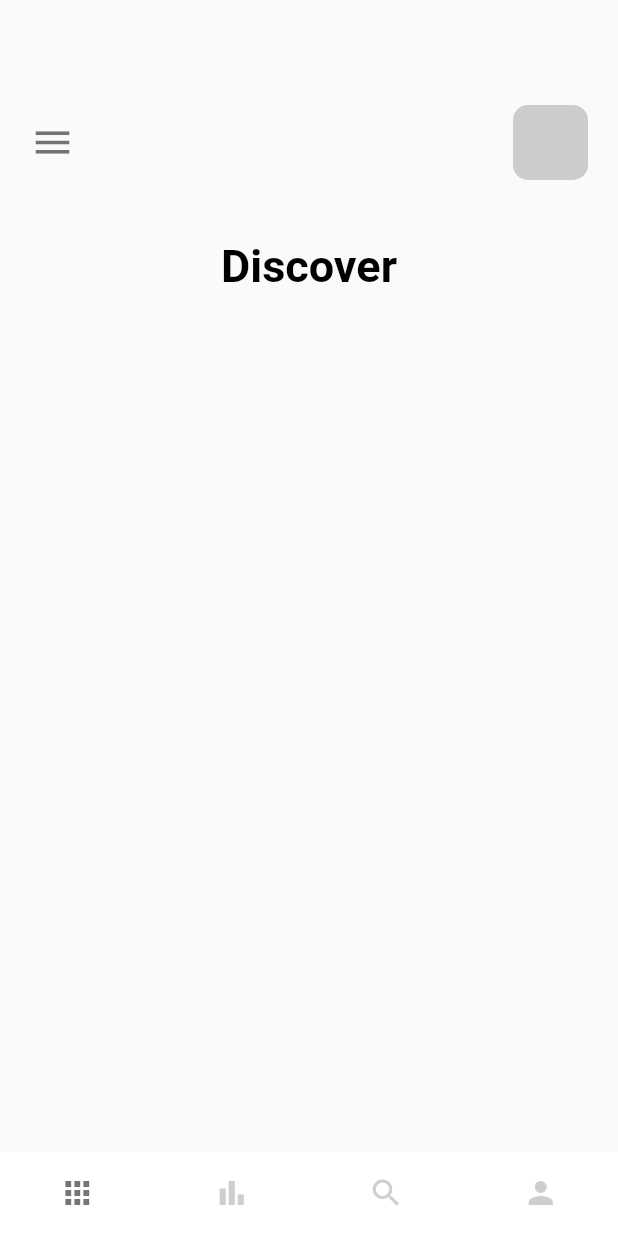
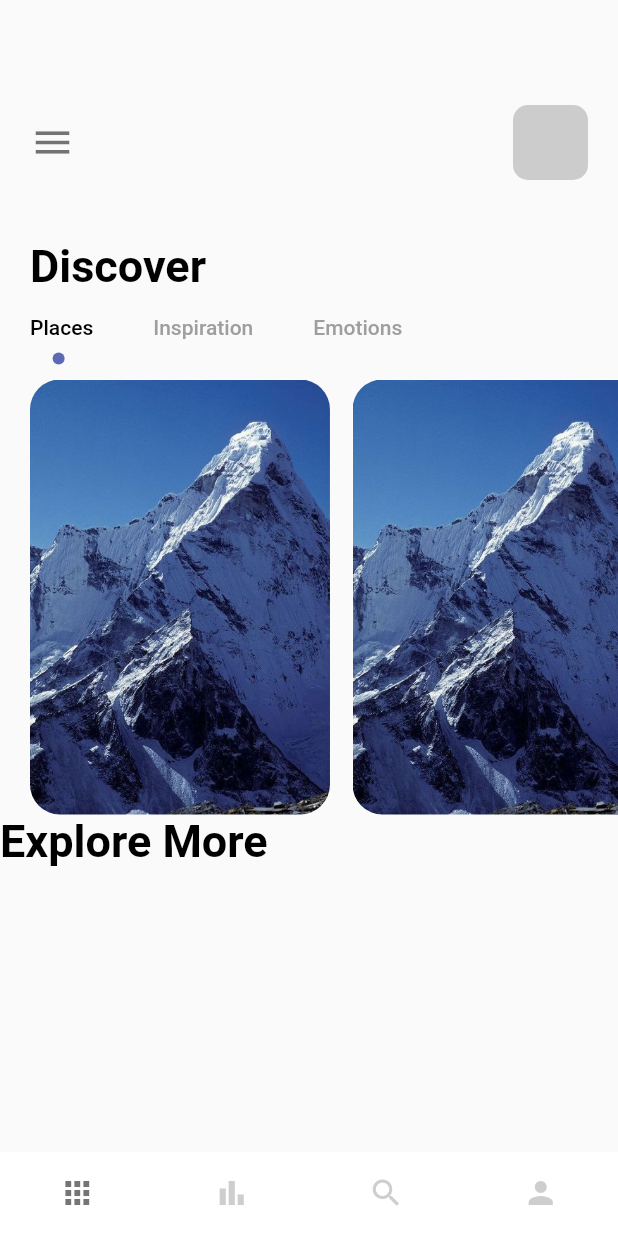
Before and after one commit to ezaatama/cubit-state, a Flutter app: the screen it shows after launch, on a phone screen of 412 x 824 dp. Run offline on Flutter 3.47's test engine with Material 2 defaults, Android fonts, the phone set to English and light mode, and no system bars.

Commit message:
cubit app

```diff
--- a/lib/screens/bottom_navpages/home_page.dart
+++ b/lib/screens/bottom_navpages/home_page.dart
@@ -1,4 +1,5 @@
 import 'package:flutter/material.dart';
+import 'package:flutter_cubit/theme/colors.dart';
 import 'package:flutter_cubit/widgets/app_large_text.dart';
 
 class Homepage extends StatefulWidget {
@@ -8,12 +9,16 @@ class Homepage extends StatefulWidget {
   _HomepageState createState() => _HomepageState();
 }
 
-class _HomepageState extends State<Homepage> {
+class _HomepageState extends State<Homepage> with TickerProviderStateMixin {
+
   @override
   Widget build(BuildContext context) {
+    TabController _tabController = TabController(length: 3, vsync: this);
     return Scaffold(
       body: Column(
+        crossAxisAlignment: CrossAxisAlignment.start,
         children: [
+          ///Menu Text
           Container(
             padding: const EdgeInsets.only(top: 70, left: 20),
             child: Row(
@@ -33,9 +38,99 @@ class _HomepageState extends State<Homepage> {
             )
           ),
           const SizedBox(height: 40,),
-          AppLargeText(text: "Discover")
+          ///Discover Text
+          Container(
+            margin: const EdgeInsets.only(left: 20),
+            child: AppLargeText(text: "Discover")),
+          ///Tabbar
+          Container(
+            child: Align(
+              alignment: Alignment.centerLeft,
+              child: TabBar(
+                controller: _tabController,
+                labelPadding: const EdgeInsets.only(left: 20, right: 20),
+                labelColor: Colors.black,
+                unselectedLabelColor: Colors.grey,
+                isScrollable: true,
+                indicatorSize: TabBarIndicatorSize.label,
+                indicator: CircleTabIndicator(color: AppColors.mainColor, radius: 4),
+                tabs: const [
+                  Tab(text: 'Places',),
+                  Tab(text: 'Inspiration',),
+                  Tab(text: 'Emotions',),
+                ],
+              ),
+            )
+          ),
+          Container(
+            padding: const EdgeInsets.only(left: 20),
+            height: 300,
+            width: double.maxFinite,
+            child: TabBarView(
+              controller: _tabController,
+              children: [
+                ListView.builder(
+                  itemCount: 3,
+                  scrollDirection: Axis.horizontal,
+                  itemBuilder: (context, index){
+                  return Container(
+                    margin: const EdgeInsets.only(right: 15, top: 10),
+                  width: 200,
+                  height: 300,
+                  decoration: BoxDecoration(
+                    borderRadius: BorderRadius.circular(20),
+                    color: Colors.white,
+                    image: DecorationImage(
+                      image: AssetImage("img/mountain.jpeg"),
+                      fit: BoxFit.cover
+                    )
+                  ));
+                }),
+                Text("There"),
+                Text("Bye")
+              ],
+            )
+          ),
+          Row(
+            children:[
+              AppLargeText(text: "Explore More")
+            ]
+          )
         ],
       ),
     );
   }
 }
+
+///Dots TabBar
+class CircleTabIndicator extends Decoration{
+
+  final Color color;
+  double radius;
+
+  CircleTabIndicator({required this.color, required this.radius});
+
+  @override
+  BoxPainter createBoxPainter([VoidCallback? onChanged]){
+    return _CirclePainter(color: color, radius: radius);
+  }
+}
+
+class _CirclePainter extends BoxPainter{
+
+  final Color color;
+  double radius;
+  _CirclePainter({required this.color, required this.radius});
+
+  @override
+  void paint(Canvas canvas, Offset offset, ImageConfiguration configuration) {
+
+    Paint _paint = Paint();
+    _paint.color = color;
+    _paint.isAntiAlias = true;
+    final Offset circleOffset = Offset(configuration.size!.width/2 - radius/2, configuration.size!.height-radius);
+
+    canvas.drawCircle(offset + circleOffset, radius, _paint);
+  }
+
+}
```
